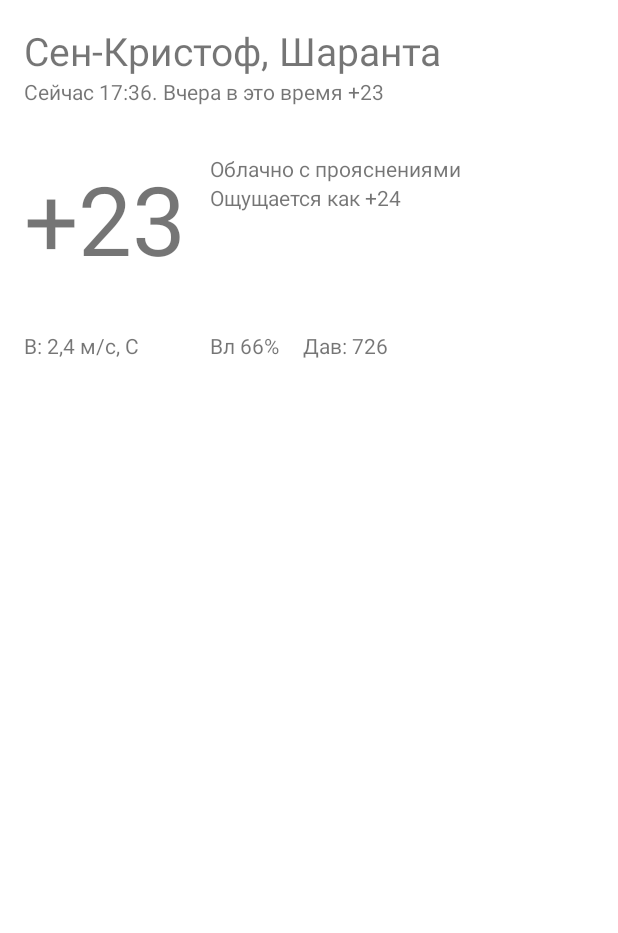
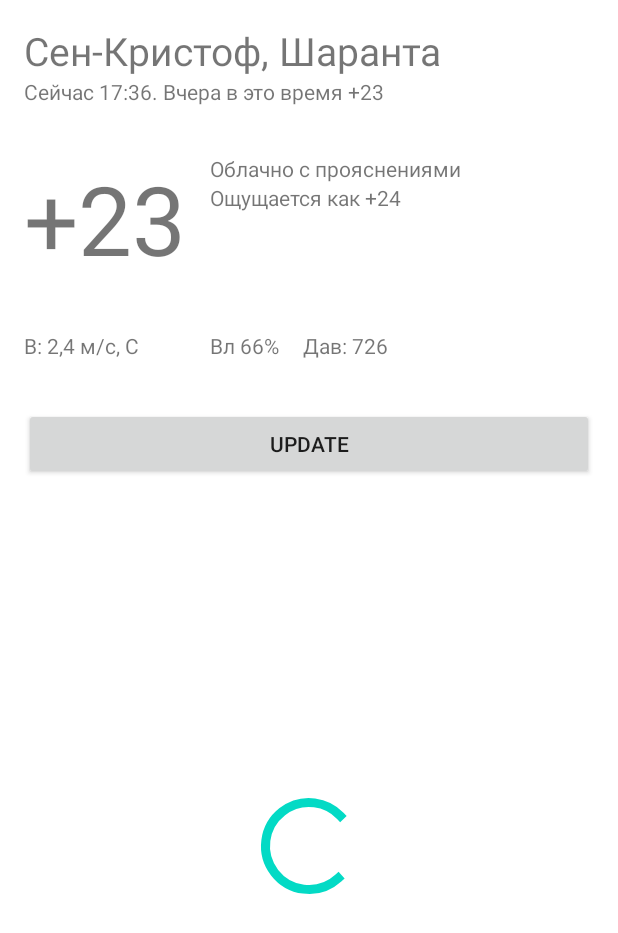
Before and after one commit to beardedant/lessonK2homework, an Android app: the layout fragment_main.xml on its own in the app's theme, with its tools: preview values and no code run, on a phone screen of 412 x 824 dp. Shown: the top 933 px of the screen. Run offline under Robolectric (Android 15) with nearby library versions, the phone set to English and light mode, and no system bars.

Commit message:
закончил ДЗ 1. добавил интерфейс репозитория и его реализацию. 2. прикрутил прогресс бар в fragment_main.xml

```diff
--- a/app/src/main/java/com/example/lessonk2homework/domain/Weather.kt
+++ b/app/src/main/java/com/example/lessonk2homework/domain/Weather.kt
@@ -1,6 +1,5 @@
 package com.example.lessonk2homework.domain
 
-//TODO локальный дата класс с данными о погоде
 data class Weather(
     var temperature: String = "20",
     val latitude: String = "0",
--- a/app/src/main/res/layout/fragment_main.xml
+++ b/app/src/main/res/layout/fragment_main.xml
@@ -10,8 +10,8 @@
         android:id="@+id/text_view_city"
         android:layout_height="wrap_content"
         android:layout_columnSpan="3"
-        android:textSize="@dimen/header_text_size"
-        android:text="Сен-Кристоф, Шаранта" />
+        android:text="Сен-Кристоф, Шаранта"
+        android:textSize="@dimen/header_text_size" />
 
     <androidx.appcompat.widget.AppCompatTextView
         android:id="@+id/text_view_time_old_temperature"
@@ -58,4 +58,19 @@
         android:layout_height="wrap_content"
         tools:text="Дав: 726" />
 
+    <androidx.appcompat.widget.AppCompatButton
+        android:id="@+id/update_button"
+        android:layout_width="match_parent"
+        android:layout_columnSpan="3"
+        android:layout_marginTop="@dimen/bottom_padding_big"
+        android:text="@string/update_button_text" />
+
+    <ProgressBar
+        android:id="@+id/progressBarLayout"
+        style="?android:attr/progressBarStyleLarge"
+        android:layout_width="wrap_content"
+        android:layout_height="wrap_content"
+        android:layout_columnSpan="3"
+        android:layout_gravity="center" />
+
 </GridLayout>
--- a/app/src/main/res/values/strings.xml
+++ b/app/src/main/res/values/strings.xml
@@ -1,3 +1,4 @@
 <resources>
     <string name="app_name">lessonK2homework</string>
+    <string name="update_button_text">update</string>
 </resources>
```
Also changed, not shown: app/src/main/java/com/example/lessonk2homework/repository/Repository.kt (added, +8 -0 lines), app/src/main/java/com/example/lessonk2homework/repository/RepositoryImplement.kt (added, +15 -0 lines), app/src/main/java/com/example/lessonk2homework/view/MainFragment.kt (+10 -8 lines), app/src/main/java/com/example/lessonk2homework/viewmodel/MainViewModel.kt (+5 -6 lines).
